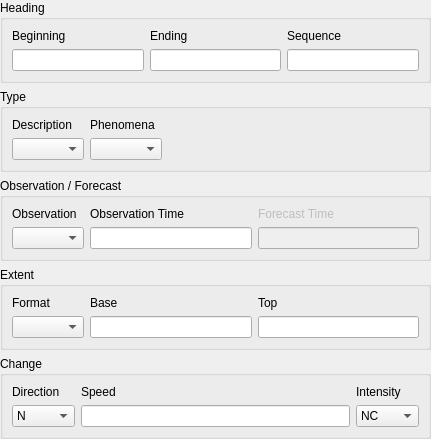
Above: tafor/components/ui/sigmet_general.ui from up1and/tafor before the change. Below: the same form after it.
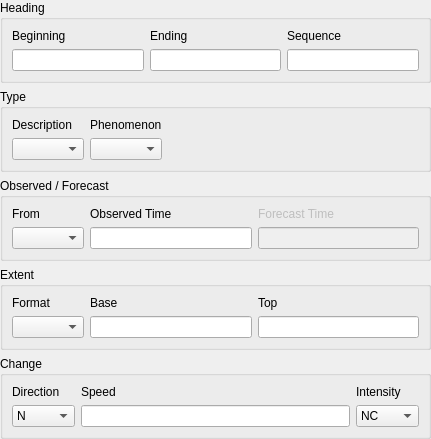
That is the form after the change.

Commit message: 重命名 SIGMET 编辑器部分标签名称

Patch:
```diff
--- a/tafor/components/ui/sigmet_general.ui
+++ b/tafor/components/ui/sigmet_general.ui
@@ -83,7 +83,7 @@
       <item row="0" column="1">
        <widget class="QLabel" name="phenomenaLabel">
         <property name="text">
-         <string>Phenomena</string>
+         <string>Phenomenon</string>
         </property>
         <property name="buddy">
          <cstring>phenomena</cstring>
@@ -125,13 +125,13 @@
    <item>
     <widget class="QGroupBox" name="obsFcstGroup">
      <property name="title">
-      <string>Observation / Forecast</string>
+      <string>Observed / Forecast</string>
      </property>
      <layout class="QGridLayout" name="gridLayout_3">
       <item row="0" column="0">
        <widget class="QLabel" name="observationLabel">
         <property name="text">
-         <string>Observation</string>
+         <string>From</string>
         </property>
         <property name="buddy">
          <cstring>observation</cstring>
@@ -154,7 +154,7 @@
       <item row="0" column="1">
        <widget class="QLabel" name="observationTimeLabel">
         <property name="text">
-         <string>Observation Time</string>
+         <string>Observed Time</string>
         </property>
         <property name="buddy">
          <cstring>observationTime</cstring>
```
Left out of the diff: 24 changed lines with no effect on the pictures. The commit also changes 7 other files.
